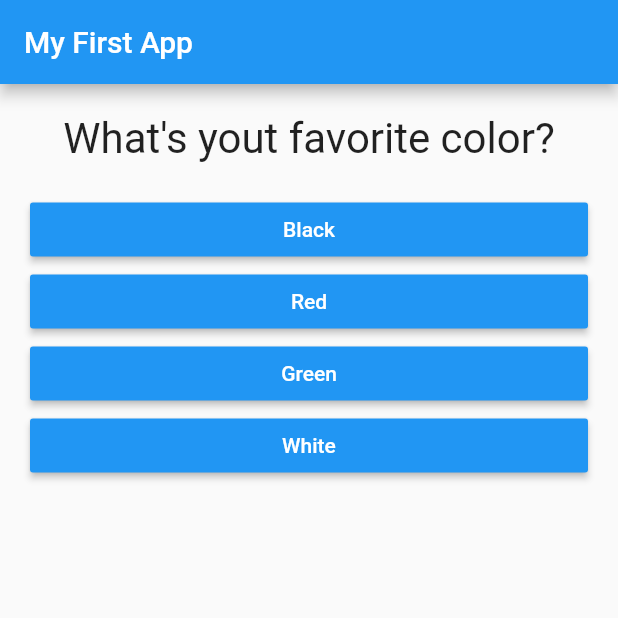
After one commit to matheuslcandido/quiz_app, a Flutter app: the screen it shows after launch, on a phone screen of 412 x 824 dp, the top half of it. The commit adds this screen. Run offline on Flutter 3.47's test engine with Material 2 defaults, Android fonts, the phone set to English and light mode, and no system bars.

Commit message:
adding the result and the quiz widget

```diff
--- a/lib/main.dart
+++ b/lib/main.dart
@@ -1,7 +1,8 @@
 import 'package:flutter/material.dart';
+import 'package:quiz_app/result.dart';
 
-import './question.dart';
-import './answer.dart';
+import './quiz.dart';
+import './result.dart';
 
 //void main() {
 //  runApp(MyApp());
@@ -18,7 +19,7 @@ class MyApp extends StatefulWidget {
 }
 
 class _MyAppState extends State<MyApp> {
-  final questions = const [
+  final _questions = const [
     {
       'questionText': 'What\'s yout favorite color?',
       'answers': [
@@ -51,7 +52,7 @@ class _MyAppState extends State<MyApp> {
   var _questionIndex = 0;
 
   void _answerQuestion() {
-    if (_questionIndex < questions.length) {
+    if (_questionIndex < _questions.length) {
       setState(() {
         _questionIndex = _questionIndex + 1;
       });
@@ -63,19 +64,13 @@ class _MyAppState extends State<MyApp> {
     return MaterialApp(
       home: Scaffold(
         appBar: AppBar(title: Text('My First App')),
-        body: _questionIndex < questions.length
-            ? Column(
-                children: [
-                  Question(questions[_questionIndex]['questionText']),
-                  ...(questions[_questionIndex]['answers'] as List<String>)
-                      .map((answer) {
-                    return Answer(_answerQuestion, answer);
-                  }).toList()
-                ],
+        body: _questionIndex < _questions.length
+            ? Quiz(
+                answerQuestion: _answerQuestion,
+                questionIndex: _questionIndex,
+                questions: _questions,
               )
-            : Center(
-                child: Text('You did it!'),
-              ),
+            : Result(),
       ),
     );
   }
--- /dev/null
+++ b/lib/quiz.dart
@@ -0,0 +1,28 @@
+import 'package:flutter/material.dart';
+
+import './question.dart';
+import './answer.dart';
+
+class Quiz extends StatelessWidget {
+  final List<Map<String, Object>> questions;
+  final questionIndex;
+  final Function answerQuestion;
+
+  Quiz({
+    @required this.questions,
+    @required this.answerQuestion,
+    @required this.questionIndex,
+  });
+
+  @override
+  Widget build(BuildContext context) {
+    return Column(
+      children: [
+        Question(questions[questionIndex]['questionText']),
+        ...(questions[questionIndex]['answers'] as List<String>).map((answer) {
+          return Answer(answerQuestion, answer);
+        }).toList()
+      ],
+    );
+  }
+}
```
Also changed, not shown: lib/result.dart (added, +10 -0 lines), lib/answer.dart (line endings or trailing spaces).
